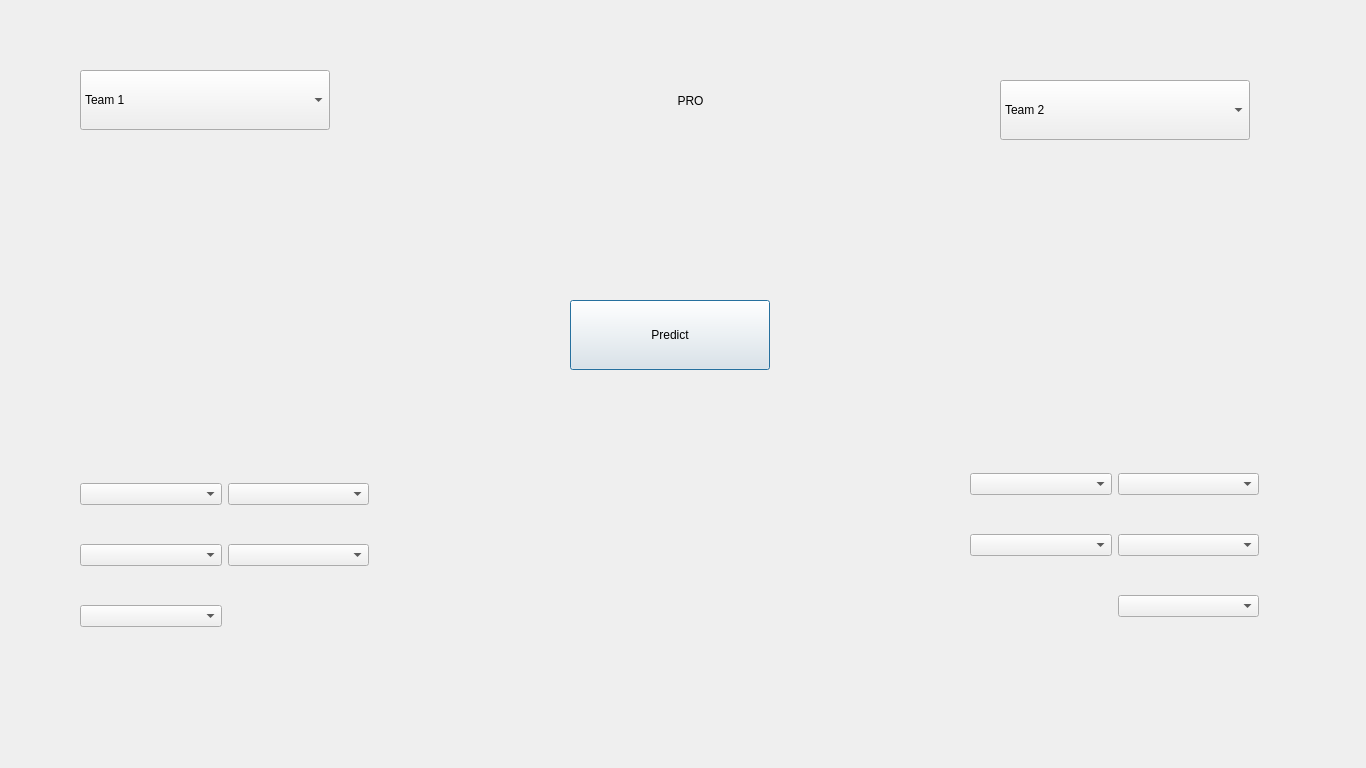
First picture: the form in C++GUI/Oracle/predict_pro.ui, repository epsinenta/The-dota2-predictor, before the edit.
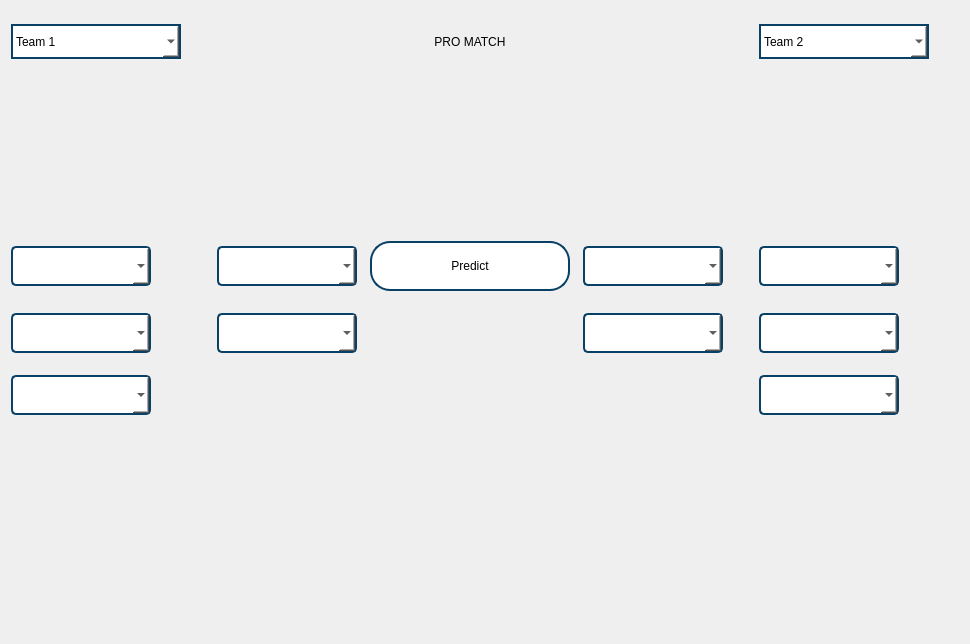
Second picture: the form after the edit.

```diff
--- a/C++GUI/Oracle/predict_pro.ui
+++ b/C++GUI/Oracle/predict_pro.ui
@@ -6,204 +6,574 @@
    <rect>
     <x>0</x>
     <y>0</y>
-    <width>1366</width>
-    <height>768</height>
+    <width>970</width>
+    <height>644</height>
    </rect>
   </property>
   <property name="windowTitle">
    <string>Dialog</string>
   </property>
+  <property name="layoutDirection">
+   <enum>Qt::LeftToRight</enum>
+  </property>
   <property name="styleSheet">
    <string notr="true"/>
   </property>
-  <widget class="QLabel" name="label_pro">
-   <property name="geometry">
-    <rect>
-     <x>580</x>
-     <y>60</y>
-     <width>221</width>
-     <height>81</height>
-    </rect>
-   </property>
-   <property name="styleSheet">
-    <string notr="true">font: 22pt &quot;Sans Serif Collection&quot;;
+  <layout class="QGridLayout" name="gridLayout">
+   <item row="1" column="9">
+    <spacer name="horizontalSpacer_5">
+     <property name="orientation">
+      <enum>Qt::Horizontal</enum>
+     </property>
+     <property name="sizeType">
+      <enum>QSizePolicy::Fixed</enum>
+     </property>
+     <property name="sizeHint" stdset="0">
+      <size>
+       <width>130</width>
+       <height>20</height>
+      </size>
+     </property>
+    </spacer>
+   </item>
+   <item row="32" column="11">
+    <widget class="QComboBox" name="team2_hero5_select_menu">
+     <property name="minimumSize">
+      <size>
+       <width>140</width>
+       <height>40</height>
+      </size>
+     </property>
+     <property name="maximumSize">
+      <size>
+       <width>140</width>
+       <height>40</height>
+      </size>
+     </property>
+     <property name="styleSheet">
+      <string notr="true">background-color: rgb(255, 255, 255);
+color: rgb(0, 0, 0);
+border-radius: 5px;       
+border: 2px solid #094065;
+font: 8pt &quot;Sans Serif Collection&quot;;</string>
+     </property>
+    </widget>
+   </item>
+   <item row="20" column="11">
+    <widget class="QComboBox" name="team2_hero4_select_menu">
+     <property name="minimumSize">
+      <size>
+       <width>140</width>
+       <height>40</height>
+      </size>
+     </property>
+     <property name="maximumSize">
+      <size>
+       <width>140</width>
+       <height>40</height>
+      </size>
+     </property>
+     <property name="styleSheet">
+      <string notr="true">background-color: rgb(255, 255, 255);
+color: rgb(0, 0, 0);
+border-radius: 5px;       
+border: 2px solid #094065;
+font: 8pt &quot;Sans Serif Collection&quot;;</string>
+     </property>
+    </widget>
+   </item>
+   <item row="27" column="6">
+    <widget class="QLabel" name="winner_label">
+     <property name="styleSheet">
+      <string notr="true">font: 900 28pt &quot;Segoe UI Black&quot;;
 color: rgb(0, 0, 0);</string>
-   </property>
-   <property name="text">
-    <string>PRO</string>
-   </property>
-   <property name="alignment">
-    <set>Qt::AlignCenter</set>
-   </property>
-  </widget>
-  <widget class="QLabel" name="imgT1">
-   <property name="geometry">
-    <rect>
-     <x>90</x>
-     <y>160</y>
-     <width>281</width>
-     <height>201</height>
-    </rect>
-   </property>
-   <property name="styleSheet">
-    <string notr="true"/>
-   </property>
-   <property name="text">
-    <string/>
-   </property>
-   <property name="alignment">
-    <set>Qt::AlignCenter</set>
-   </property>
-  </widget>
-  <widget class="QLabel" name="imgT2">
-   <property name="geometry">
-    <rect>
-     <x>960</x>
-     <y>180</y>
-     <width>291</width>
-     <height>201</height>
-    </rect>
-   </property>
-   <property name="text">
-    <string/>
-   </property>
-   <property name="alignment">
-    <set>Qt::AlignCenter</set>
-   </property>
-  </widget>
-  <widget class="QComboBox" name="team1_select_menu">
-   <property name="geometry">
-    <rect>
-     <x>80</x>
-     <y>70</y>
-     <width>250</width>
-     <height>60</height>
-    </rect>
-   </property>
-   <item>
-    <property name="text">
-     <string>Team 1</string>
-    </property>
+     </property>
+     <property name="text">
+      <string/>
+     </property>
+     <property name="alignment">
+      <set>Qt::AlignCenter</set>
+     </property>
+    </widget>
    </item>
-  </widget>
-  <widget class="QComboBox" name="team2_select_menu">
-   <property name="geometry">
-    <rect>
-     <x>1000</x>
-     <y>80</y>
-     <width>250</width>
-     <height>60</height>
-    </rect>
-   </property>
-   <item>
-    <property name="text">
-     <string>Team 2</string>
-    </property>
+   <item row="2" column="1">
+    <widget class="QLabel" name="imgT1">
+     <property name="sizePolicy">
+      <sizepolicy hsizetype="Preferred" vsizetype="Fixed">
+       <horstretch>0</horstretch>
+       <verstretch>0</verstretch>
+      </sizepolicy>
+     </property>
+     <property name="minimumSize">
+      <size>
+       <width>200</width>
+       <height>140</height>
+      </size>
+     </property>
+     <property name="maximumSize">
+      <size>
+       <width>200</width>
+       <height>140</height>
+      </size>
+     </property>
+     <property name="styleSheet">
+      <string notr="true"/>
+     </property>
+     <property name="text">
+      <string/>
+     </property>
+     <property name="alignment">
+      <set>Qt::AlignCenter</set>
+     </property>
+    </widget>
    </item>
-  </widget>
-  <widget class="QPushButton" name="predict_button">
-   <property name="geometry">
-    <rect>
-     <x>570</x>
-     <y>300</y>
-     <width>200</width>
-     <height>70</height>
-    </rect>
-   </property>
-   <property name="text">
-    <string>Predict</string>
-   </property>
-  </widget>
-  <widget class="QWidget" name="layoutWidget">
-   <property name="geometry">
-    <rect>
-     <x>80</x>
-     <y>450</y>
-     <width>289</width>
-     <height>211</height>
-    </rect>
-   </property>
-   <layout class="QGridLayout" name="gridLayout">
-    <item row="0" column="1">
-     <widget class="QComboBox" name="team1_hero2_select_menu"/>
-    </item>
-    <item row="1" column="1">
-     <widget class="QComboBox" name="team1_hero4_select_menu"/>
-    </item>
-    <item row="1" column="0">
-     <widget class="QComboBox" name="team1_hero3_select_menu"/>
-    </item>
-    <item row="0" column="0">
-     <widget class="QComboBox" name="team1_hero1_select_menu"/>
-    </item>
-    <item row="2" column="0">
-     <widget class="QComboBox" name="team1_hero5_select_menu"/>
-    </item>
-   </layout>
-  </widget>
-  <widget class="QWidget" name="layoutWidget">
-   <property name="geometry">
-    <rect>
-     <x>970</x>
-     <y>440</y>
-     <width>289</width>
-     <height>211</height>
-    </rect>
-   </property>
-   <layout class="QGridLayout" name="gridLayout_2">
-    <item row="0" column="1">
-     <widget class="QComboBox" name="team2_hero2_select_menu"/>
-    </item>
-    <item row="1" column="1">
-     <widget class="QComboBox" name="team2_hero4_select_menu"/>
-    </item>
-    <item row="1" column="0">
-     <widget class="QComboBox" name="team2_hero3_select_menu"/>
-    </item>
-    <item row="0" column="0">
-     <widget class="QComboBox" name="team2_hero1_select_menu"/>
-    </item>
-    <item row="2" column="1">
-     <widget class="QComboBox" name="team2_hero5_select_menu"/>
-    </item>
-   </layout>
-  </widget>
-  <widget class="QLabel" name="predict_team">
-   <property name="geometry">
-    <rect>
-     <x>510</x>
-     <y>420</y>
-     <width>301</width>
-     <height>211</height>
-    </rect>
-   </property>
-   <property name="text">
-    <string/>
-   </property>
-   <property name="alignment">
-    <set>Qt::AlignCenter</set>
-   </property>
-  </widget>
-  <widget class="QLabel" name="winner_label">
-   <property name="geometry">
-    <rect>
-     <x>460</x>
-     <y>660</y>
-     <width>411</width>
-     <height>81</height>
-    </rect>
-   </property>
-   <property name="styleSheet">
-    <string notr="true">font: 900 28pt &quot;Segoe UI Black&quot;;
+   <item row="32" column="1">
+    <widget class="QComboBox" name="team1_hero5_select_menu">
+     <property name="minimumSize">
+      <size>
+       <width>140</width>
+       <height>40</height>
+      </size>
+     </property>
+     <property name="maximumSize">
+      <size>
+       <width>140</width>
+       <height>40</height>
+      </size>
+     </property>
+     <property name="styleSheet">
+      <string notr="true">background-color: rgb(255, 255, 255);
+color: rgb(0, 0, 0);
+border-radius: 5px;       
+border: 2px solid #094065;
+font: 8pt &quot;Sans Serif Collection&quot;;</string>
+     </property>
+    </widget>
+   </item>
+   <item row="20" column="4">
+    <widget class="QComboBox" name="team1_hero2_select_menu">
+     <property name="minimumSize">
+      <size>
+       <width>140</width>
+       <height>40</height>
+      </size>
+     </property>
+     <property name="maximumSize">
+      <size>
+       <width>140</width>
+       <height>40</height>
+      </size>
+     </property>
+     <property name="styleSheet">
+      <string notr="true">background-color: rgb(255, 255, 255);
+color: rgb(0, 0, 0);
+border-radius: 5px;       
+border: 2px solid #094065;
+font: 8pt &quot;Sans Serif Collection&quot;;</string>
+     </property>
+    </widget>
+   </item>
+   <item row="20" column="9">
+    <widget class="QComboBox" name="team2_hero1_select_menu">
+     <property name="minimumSize">
+      <size>
+       <width>140</width>
+       <height>40</height>
+      </size>
+     </property>
+     <property name="maximumSize">
+      <size>
+       <width>140</width>
+       <height>40</height>
+      </size>
+     </property>
+     <property name="styleSheet">
+      <string notr="true">background-color: rgb(255, 255, 255);
+color: rgb(0, 0, 0);
+border-radius: 5px;       
+border: 2px solid #094065;
+font: 8pt &quot;Sans Serif Collection&quot;;</string>
+     </property>
+    </widget>
+   </item>
+   <item row="2" column="6">
+    <spacer name="verticalSpacer_3">
+     <property name="orientation">
+      <enum>Qt::Vertical</enum>
+     </property>
+     <property name="sizeType">
+      <enum>QSizePolicy::Fixed</enum>
+     </property>
+     <property name="sizeHint" stdset="0">
+      <size>
+       <width>100</width>
+       <height>150</height>
+      </size>
+     </property>
+    </spacer>
+   </item>
+   <item row="27" column="4">
+    <widget class="QComboBox" name="team1_hero4_select_menu">
+     <property name="minimumSize">
+      <size>
+       <width>140</width>
+       <height>40</height>
+      </size>
+     </property>
+     <property name="maximumSize">
+      <size>
+       <width>140</width>
+       <height>40</height>
+      </size>
+     </property>
+     <property name="styleSheet">
+      <string notr="true">background-color: rgb(255, 255, 255);
+color: rgb(0, 0, 0);
+border-radius: 5px;       
+border: 2px solid #094065;
+font: 8pt &quot;Sans Serif Collection&quot;;</string>
+     </property>
+    </widget>
+   </item>
+   <item row="27" column="9">
+    <widget class="QComboBox" name="team2_hero3_select_menu">
+     <property name="minimumSize">
+      <size>
+       <width>140</width>
+       <height>0</height>
+      </size>
+     </property>
+     <property name="maximumSize">
+      <size>
+       <width>140</width>
+       <height>40</height>
+      </size>
+     </property>
+     <property name="styleSheet">
+      <string notr="true">background-color: rgb(255, 255, 255);
+color: rgb(0, 0, 0);
+border-radius: 5px;       
+border: 2px solid #094065;
+font: 8pt &quot;Sans Serif Collection&quot;;</string>
+     </property>
+    </widget>
+   </item>
+   <item row="2" column="11">
+    <widget class="QLabel" name="imgT2">
+     <property name="minimumSize">
+      <size>
+       <width>200</width>
+       <height>140</height>
+      </size>
+     </property>
+     <property name="maximumSize">
+      <size>
+       <width>200</width>
+       <height>140</height>
+      </size>
+     </property>
+     <property name="text">
+      <string/>
+     </property>
+     <property name="alignment">
+      <set>Qt::AlignCenter</set>
+     </property>
+    </widget>
+   </item>
+   <item row="22" column="1">
+    <spacer name="verticalSpacer">
+     <property name="orientation">
+      <enum>Qt::Vertical</enum>
+     </property>
+     <property name="sizeType">
+      <enum>QSizePolicy::Fixed</enum>
+     </property>
+     <property name="sizeHint" stdset="0">
+      <size>
+       <width>10</width>
+       <height>10</height>
+      </size>
+     </property>
+    </spacer>
+   </item>
+   <item row="20" column="1">
+    <widget class="QComboBox" name="team1_hero1_select_menu">
+     <property name="minimumSize">
+      <size>
+       <width>140</width>
+       <height>40</height>
+      </size>
+     </property>
+     <property name="maximumSize">
+      <size>
+       <width>140</width>
+       <height>40</height>
+      </size>
+     </property>
+     <property name="styleSheet">
+      <string notr="true">background-color: rgb(255, 255, 255);
+color: rgb(0, 0, 0);
+border-radius: 5px;       
+border: 2px solid #094065;
+font: 8pt &quot;Sans Serif Collection&quot;;</string>
+     </property>
+    </widget>
+   </item>
+   <item row="27" column="11">
+    <widget class="QComboBox" name="team2_hero2_select_menu">
+     <property name="minimumSize">
+      <size>
+       <width>140</width>
+       <height>40</height>
+      </size>
+     </property>
+     <property name="maximumSize">
+      <size>
+       <width>140</width>
+       <height>40</height>
+      </size>
+     </property>
+     <property name="styleSheet">
+      <string notr="true">background-color: rgb(255, 255, 255);
+color: rgb(0, 0, 0);
+border-radius: 5px;       
+border: 2px solid #094065;
+font: 8pt &quot;Sans Serif Collection&quot;;</string>
+     </property>
+    </widget>
+   </item>
+   <item row="20" column="7">
+    <spacer name="horizontalSpacer_2">
+     <property name="orientation">
+      <enum>Qt::Horizontal</enum>
+     </property>
+     <property name="sizeHint" stdset="0">
+      <size>
+       <width>40</width>
+       <height>20</height>
+      </size>
+     </property>
+    </spacer>
+   </item>
+   <item row="1" column="1">
+    <widget class="QComboBox" name="team1_select_menu">
+     <property name="minimumSize">
+      <size>
+       <width>0</width>
+       <height>35</height>
+      </size>
+     </property>
+     <property name="maximumSize">
+      <size>
+       <width>170</width>
+       <height>35</height>
+      </size>
+     </property>
+     <property name="styleSheet">
+      <string notr="true">background-color: rgb(255, 255, 255);
+color: rgb(0, 0, 0);
+border: 2px solid #094065;
+font: 14pt &quot;Sans Serif Collection&quot;;</string>
+     </property>
+     <item>
+      <property name="text">
+       <string>Team 1</string>
+      </property>
+     </item>
+    </widget>
+   </item>
+   <item row="1" column="6">
+    <widget class="QLabel" name="label_pro">
+     <property name="minimumSize">
+      <size>
+       <width>200</width>
+       <height>50</height>
+      </size>
+     </property>
+     <property name="maximumSize">
+      <size>
+       <width>150</width>
+       <height>50</height>
+      </size>
+     </property>
+     <property name="styleSheet">
+      <string notr="true">font: 900 18pt &quot;Segoe UI&quot;;
 color: rgb(0, 0, 0);</string>
-   </property>
-   <property name="text">
-    <string/>
-   </property>
-   <property name="alignment">
-    <set>Qt::AlignCenter</set>
-   </property>
-  </widget>
+     </property>
+     <property name="text">
+      <string>PRO MATCH</string>
+     </property>
+     <property name="alignment">
+      <set>Qt::AlignCenter</set>
+     </property>
+    </widget>
+   </item>
+   <item row="1" column="4">
+    <spacer name="horizontalSpacer_4">
+     <property name="orientation">
+      <enum>Qt::Horizontal</enum>
+     </property>
+     <property name="sizeType">
+      <enum>QSizePolicy::Fixed</enum>
+     </property>
+     <property name="sizeHint" stdset="0">
+      <size>
+       <width>130</width>
+       <height>20</height>
+      </size>
+     </property>
+    </spacer>
+   </item>
+   <item row="1" column="11">
+    <widget class="QComboBox" name="team2_select_menu">
+     <property name="minimumSize">
+      <size>
+       <width>170</width>
+       <height>35</height>
+      </size>
+     </property>
+     <property name="maximumSize">
+      <size>
+       <width>170</width>
+       <height>35</height>
+      </size>
+     </property>
+     <property name="styleSheet">
+      <string notr="true">background-color: rgb(255, 255, 255);
+color: rgb(0, 0, 0);
+border: 2px solid #094065;
+font: 14pt &quot;Sans Serif Collection&quot;;</string>
+     </property>
+     <item>
+      <property name="text">
+       <string>Team 2</string>
+      </property>
+     </item>
+    </widget>
+   </item>
+   <item row="34" column="6">
+    <widget class="QLabel" name="predict_team">
+     <property name="minimumSize">
+      <size>
+       <width>200</width>
+       <height>200</height>
+      </size>
+     </property>
+     <property name="maximumSize">
+      <size>
+       <width>200</width>
+       <height>200</height>
+      </size>
+     </property>
+     <property name="text">
+      <string/>
+     </property>
+     <property name="alignment">
+      <set>Qt::AlignCenter</set>
+     </property>
+    </widget>
+   </item>
+   <item row="31" column="1">
+    <spacer name="verticalSpacer_2">
+     <property name="orientation">
+      <enum>Qt::Vertical</enum>
+     </property>
+     <property name="sizeType">
+      <enum>QSizePolicy::Fixed</enum>
+     </property>
+     <property name="sizeHint" stdset="0">
+      <size>
+       <width>20</width>
+       <height>10</height>
+      </size>
+     </property>
+    </spacer>
+   </item>
+   <item row="20" column="10">
+    <spacer name="horizontalSpacer_6">
+     <property name="orientation">
+      <enum>Qt::Horizontal</enum>
+     </property>
+     <property name="sizeType">
+      <enum>QSizePolicy::Fixed</enum>
+     </property>
+     <property name="sizeHint" stdset="0">
+      <size>
+       <width>30</width>
+       <height>20</height>
+      </size>
+     </property>
+    </spacer>
+   </item>
+   <item row="20" column="5">
+    <spacer name="horizontalSpacer">
+     <property name="orientation">
+      <enum>Qt::Horizontal</enum>
+     </property>
+     <property name="sizeHint" stdset="0">
+      <size>
+       <width>40</width>
+       <height>20</height>
+      </size>
+     </property>
+    </spacer>
+   </item>
+   <item row="27" column="1">
+    <widget class="QComboBox" name="team1_hero3_select_menu">
+     <property name="minimumSize">
+      <size>
+       <width>140</width>
+       <height>40</height>
+      </size>
+     </property>
+     <property name="maximumSize">
+      <size>
+       <width>140</width>
+       <height>40</height>
+      </size>
+     </property>
+     <property name="styleSheet">
+      <string notr="true">background-color: rgb(255, 255, 255);
+color: rgb(0, 0, 0);
+border-radius: 5px;       
+border: 2px solid #094065;
+font: 8pt &quot;Sans Serif Collection&quot;;</string>
+     </property>
+    </widget>
+   </item>
+   <item row="20" column="6">
+    <widget class="QPushButton" name="predict_button">
+     <property name="sizePolicy">
+      <sizepolicy hsizetype="Preferred" vsizetype="Preferred">
+       <horstretch>0</horstretch>
+       <verstretch>0</verstretch>
+      </sizepolicy>
+     </property>
+     <property name="minimumSize">
+      <size>
+       <width>170</width>
+       <height>50</height>
+      </size>
+     </property>
+     <property name="maximumSize">
+      <size>
+       <width>200</width>
+       <height>50</height>
+      </size>
+     </property>
+     <property name="styleSheet">
+      <string notr="true">background-color: rgb(255, 255, 255);
+color: rgb(0, 0, 0);
+border-radius: 20px;            
+border: 2px solid #094065;
+font: 14pt &quot;Sans Serif Collection&quot;;</string>
+     </property>
+     <property name="text">
+      <string>Predict</string>
+     </property>
+    </widget>
+   </item>
+  </layout>
  </widget>
  <resources/>
  <connections/>
```
